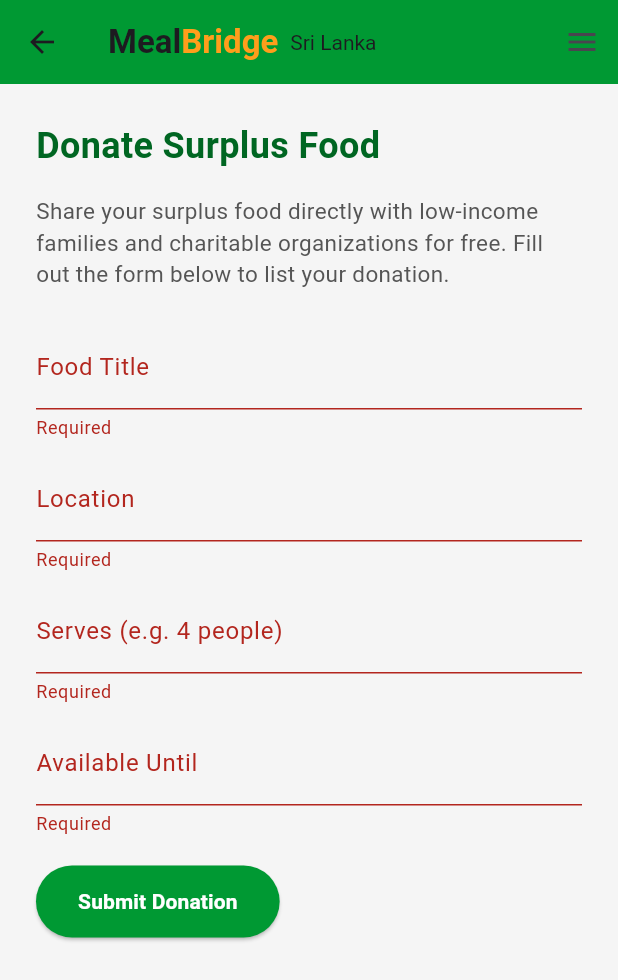
After one commit to oviniWijesooriya/MealBridge, a Flutter app: the DonateMobile screen opened directly, after a tap on "Submit Donation", on a phone screen of 412 x 824 dp. The commit adds this screen. Shown: the top 980 px of the screen. Run offline on Flutter 3.47's test engine with Material 3 defaults, Android fonts, the phone set to English and light mode, and no system bars; Roboto replaces fonts that are missing (Segoe UI).

Commit message:
add donate page

```diff
--- /dev/null
+++ b/lib/pages/donate.dart
@@ -0,0 +1,233 @@
+import 'package:flutter/foundation.dart' show kIsWeb;
+import 'package:flutter/material.dart';
+import '../main.dart';
+
+class DonatePage extends StatelessWidget {
+  const DonatePage({Key? key}) : super(key: key);
+
+  @override
+  Widget build(BuildContext context) {
+    return kIsWeb ? DonateWeb() : DonateMobile();
+  }
+}
+
+// =====================
+// WEB VERSION
+// =====================
+class DonateWeb extends StatelessWidget {
+  @override
+  Widget build(BuildContext context) {
+    return Scaffold(
+      body: ListView(
+        children: [
+          WebHeader(),
+          Container(
+            constraints: BoxConstraints(maxWidth: 900),
+            padding: EdgeInsets.symmetric(horizontal: 80, vertical: 40),
+            child: Column(
+              crossAxisAlignment: CrossAxisAlignment.start,
+              children: [
+                Text(
+                  'Donate Surplus Food',
+                  style: TextStyle(
+                    fontSize: 32,
+                    fontWeight: FontWeight.bold,
+                    color: Color(0xFF006622),
+                  ),
+                ),
+                SizedBox(height: 24),
+                Text(
+                  'Share your surplus food directly with low-income families and charitable organizations for free. Fill out the form below to list your donation.',
+                  style: TextStyle(fontSize: 18, color: Color(0xFF555555)),
+                ),
+                SizedBox(height: 32),
+                DonateFormWeb(),
+              ],
+            ),
+          ),
+        ],
+      ),
+    );
+  }
+}
+
+class DonateFormWeb extends StatefulWidget {
+  @override
+  State<DonateFormWeb> createState() => _DonateFormWebState();
+}
+
+class _DonateFormWebState extends State<DonateFormWeb> {
+  final _formKey = GlobalKey<FormState>();
+  String? foodTitle, location, serves, expiry;
+  @override
+  Widget build(BuildContext context) {
+    return Form(
+      key: _formKey,
+      child: Column(
+        crossAxisAlignment: CrossAxisAlignment.start,
+        children: [
+          TextFormField(
+            decoration: InputDecoration(labelText: 'Food Title'),
+            onSaved: (v) => foodTitle = v,
+            validator: (v) => v == null || v.isEmpty ? 'Required' : null,
+          ),
+          SizedBox(height: 16),
+          TextFormField(
+            decoration: InputDecoration(labelText: 'Location'),
+            onSaved: (v) => location = v,
+            validator: (v) => v == null || v.isEmpty ? 'Required' : null,
+          ),
+          SizedBox(height: 16),
+          TextFormField(
+            decoration: InputDecoration(labelText: 'Serves (e.g. 4 people)'),
+            onSaved: (v) => serves = v,
+            validator: (v) => v == null || v.isEmpty ? 'Required' : null,
+          ),
+          SizedBox(height: 16),
+          TextFormField(
+            decoration: InputDecoration(labelText: 'Available Until'),
+            onSaved: (v) => expiry = v,
+            validator: (v) => v == null || v.isEmpty ? 'Required' : null,
+          ),
+          SizedBox(height: 24),
+          ElevatedButton(
+            style: ElevatedButton.styleFrom(
+              backgroundColor: Color(0xFF009933),
+              padding: EdgeInsets.symmetric(horizontal: 32, vertical: 16),
+            ),
+            onPressed: () {
+              if (_formKey.currentState!.validate()) {
+                _formKey.currentState!.save();
+                ScaffoldMessenger.of(
+                  context,
+                ).showSnackBar(SnackBar(content: Text('Donation submitted!')));
+              }
+            },
+            child: Text(
+              'Submit Donation',
+              style: TextStyle(
+                color: Colors.white,
+                fontWeight: FontWeight.bold,
+              ),
+            ),
+          ),
+        ],
+      ),
+    );
+  }
+}
+
+// =====================
+// MOBILE VERSION
+// =====================
+class DonateMobile extends StatelessWidget {
+  @override
+  Widget build(BuildContext context) {
+    return Scaffold(
+      appBar: AppBar(
+        backgroundColor: Color(0xFF009933),
+        title: Row(
+          children: [
+            Text('Meal', style: TextStyle(fontWeight: FontWeight.bold)),
+            Text(
+              'Bridge',
+              style: TextStyle(
+                fontWeight: FontWeight.bold,
+                color: Color(0xFFFF9E1B),
+              ),
+            ),
+            SizedBox(width: 8),
+            Text('Sri Lanka', style: TextStyle(fontSize: 14)),
+          ],
+        ),
+        actions: [IconButton(icon: Icon(Icons.menu), onPressed: () {})],
+      ),
+      body: ListView(
+        padding: EdgeInsets.all(24),
+        children: [
+          Text(
+            'Donate Surplus Food',
+            style: TextStyle(
+              fontSize: 24,
+              fontWeight: FontWeight.bold,
+              color: Color(0xFF006622),
+            ),
+          ),
+          SizedBox(height: 16),
+          Text(
+            'Share your surplus food directly with low-income families and charitable organizations for free. Fill out the form below to list your donation.',
+            style: TextStyle(fontSize: 15, color: Color(0xFF555555)),
+          ),
+          SizedBox(height: 24),
+          DonateFormMobile(),
+        ],
+      ),
+    );
+  }
+}
+
+class DonateFormMobile extends StatefulWidget {
+  @override
+  State<DonateFormMobile> createState() => _DonateFormMobileState();
+}
+
+class _DonateFormMobileState extends State<DonateFormMobile> {
+  final _formKey = GlobalKey<FormState>();
+  String? foodTitle, location, serves, expiry;
+  @override
+  Widget build(BuildContext context) {
+    return Form(
+      key: _formKey,
+      child: Column(
+        crossAxisAlignment: CrossAxisAlignment.start,
+        children: [
+          TextFormField(
+            decoration: InputDecoration(labelText: 'Food Title'),
+            onSaved: (v) => foodTitle = v,
+            validator: (v) => v == null || v.isEmpty ? 'Required' : null,
+          ),
+          SizedBox(height: 12),
+          TextFormField(
+            decoration: InputDecoration(labelText: 'Location'),
+            onSaved: (v) => location = v,
+            validator: (v) => v == null || v.isEmpty ? 'Required' : null,
+          ),
+          SizedBox(height: 12),
+          TextFormField(
+            decoration: InputDecoration(labelText: 'Serves (e.g. 4 people)'),
+            onSaved: (v) => serves = v,
+            validator: (v) => v == null || v.isEmpty ? 'Required' : null,
+          ),
+          SizedBox(height: 12),
+          TextFormField(
+            decoration: InputDecoration(labelText: 'Available Until'),
+            onSaved: (v) => expiry = v,
+            validator: (v) => v == null || v.isEmpty ? 'Required' : null,
+          ),
+          SizedBox(height: 20),
+          ElevatedButton(
+            style: ElevatedButton.styleFrom(
+              backgroundColor: Color(0xFF009933),
+              padding: EdgeInsets.symmetric(horizontal: 28, vertical: 14),
+            ),
+            onPressed: () {
+              if (_formKey.currentState!.validate()) {
+                _formKey.currentState!.save();
+                ScaffoldMessenger.of(
+                  context,
+                ).showSnackBar(SnackBar(content: Text('Donation submitted!')));
+              }
+            },
+            child: Text(
+              'Submit Donation',
+              style: TextStyle(
+                color: Colors.white,
+                fontWeight: FontWeight.bold,
+              ),
+            ),
+          ),
+        ],
+      ),
+    );
+  }
+}
```
Also changed, not shown: lib/main.dart (+5 -2 lines).
